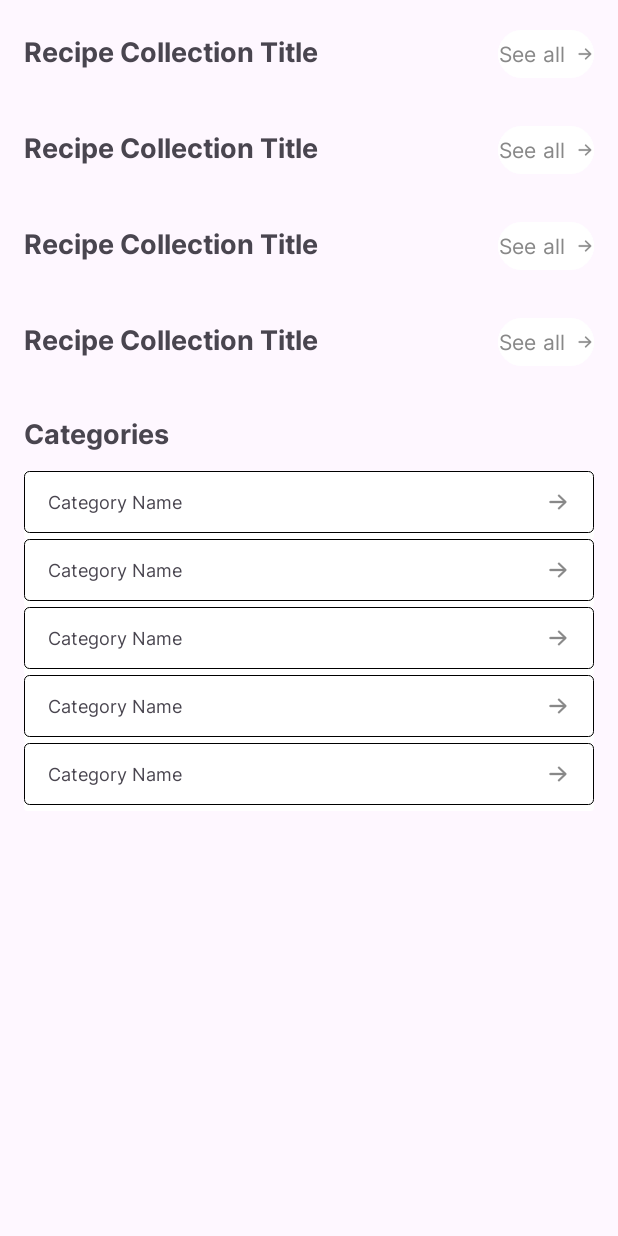
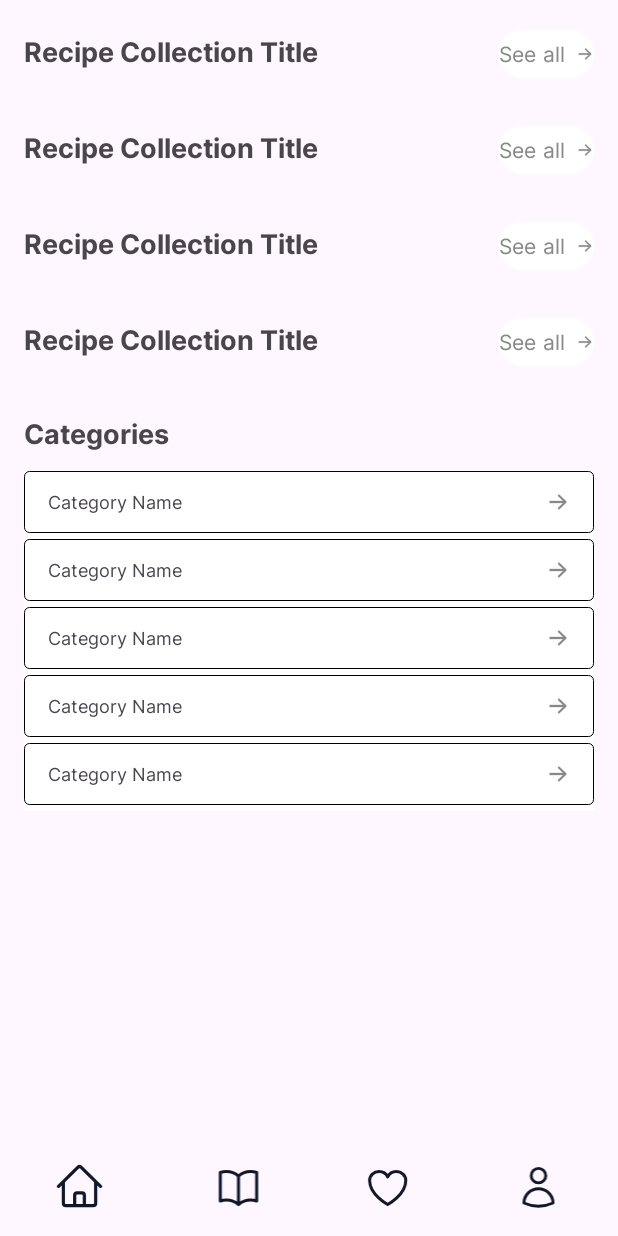
Before and after one commit to CheaFernandez/MOBDEVE_CharCookery, an Android app: the layout activity_main.xml on its own in the app's theme, with its tools: preview values and no code run, on a phone screen of 412 x 824 dp. Run offline under Robolectric (Android 15) with nearby library versions, the phone set to English and light mode, and no system bars.

Commit message:
feat: add menu bar (layout only)

```diff
--- /dev/null
+++ b/app/src/main/java/com/mobdeve/s17/charcookery/components/MenuBar.java
@@ -0,0 +1,24 @@
+package com.mobdeve.s17.charcookery.components;
+
+import android.content.Context;
+import android.util.AttributeSet;
+import android.widget.LinearLayout;
+
+import com.mobdeve.s17.charcookery.R;
+
+public class MenuBar extends LinearLayout {
+    public MenuBar(Context context) {
+        super(context);
+        inflate(getContext(), R.layout.layout_menu, this);
+    }
+
+    public MenuBar(Context context, AttributeSet attrs) {
+        super(context, attrs);
+        inflate(getContext(), R.layout.layout_menu, this);
+    }
+
+    public MenuBar(Context context, AttributeSet attrs, int defStyleAttr) {
+        super(context, attrs, defStyleAttr);
+        inflate(getContext(), R.layout.layout_menu, this);
+    }
+}
--- /dev/null
+++ b/app/src/main/res/drawable/book_outline.xml
@@ -0,0 +1,13 @@
+<vector xmlns:android="http://schemas.android.com/apk/res/android"
+    android:width="33dp"
+    android:height="32dp"
+    android:viewportWidth="33"
+    android:viewportHeight="32">
+  <path
+      android:pathData="M16.5,8.056C14.377,6.155 11.573,5 8.5,5C7.097,5 5.751,5.241 4.5,5.683V24.683C5.751,24.241 7.097,24 8.5,24C11.573,24 14.377,25.155 16.5,27.056M16.5,8.056C18.623,6.155 21.427,5 24.5,5C25.903,5 27.249,5.241 28.5,5.683V24.683C27.249,24.241 25.903,24 24.5,24C21.427,24 18.623,25.155 16.5,27.056M16.5,8.056V27.056"
+      android:strokeLineJoin="round"
+      android:strokeWidth="2"
+      android:fillColor="#00000000"
+      android:strokeColor="#0F172A"
+      android:strokeLineCap="round"/>
+</vector>
--- a/app/src/main/res/drawable/heart_outline.xml
+++ b/app/src/main/res/drawable/heart_outline.xml
@@ -6,7 +6,7 @@
   <path
       android:pathData="M14.227,5.5C14.227,3.843 12.828,2.5 11.102,2.5C9.811,2.5 8.704,3.251 8.227,4.322C7.75,3.251 6.642,2.5 5.352,2.5C3.626,2.5 2.227,3.843 2.227,5.5C2.227,10.314 8.227,13.5 8.227,13.5C8.227,13.5 14.227,10.314 14.227,5.5Z"
       android:strokeLineJoin="round"
-      android:strokeWidth="1.25"
+      android:strokeWidth="1"
       android:fillColor="#00000000"
       android:strokeColor="#0F172A"
       android:strokeLineCap="round"/>
--- /dev/null
+++ b/app/src/main/res/drawable/home_outline.xml
@@ -0,0 +1,13 @@
+<vector xmlns:android="http://schemas.android.com/apk/res/android"
+    android:width="33dp"
+    android:height="30dp"
+    android:viewportWidth="33"
+    android:viewportHeight="30">
+  <path
+      android:pathData="M3.5,14L15.439,2.061C16.025,1.475 16.975,1.475 17.561,2.061L29.5,14M6.5,11V24.5C6.5,25.328 7.172,26 8,26H13.5V19.5C13.5,18.672 14.172,18 15,18H18C18.828,18 19.5,18.672 19.5,19.5V26H25C25.828,26 26.5,25.328 26.5,24.5V11M11.5,26H22.5"
+      android:strokeLineJoin="round"
+      android:strokeWidth="2"
+      android:fillColor="#00000000"
+      android:strokeColor="#0F172A"
+      android:strokeLineCap="round"/>
+</vector>
--- /dev/null
+++ b/app/src/main/res/drawable/top_shadow.xml
@@ -0,0 +1,7 @@
+<?xml version="1.0" encoding="utf-8"?>
+<shape xmlns:android="http://schemas.android.com/apk/res/android">
+    <gradient
+        android:angle="90"
+        android:endColor="#30ffffff"
+        android:startColor="#40000000" />
+</shape>
--- /dev/null
+++ b/app/src/main/res/drawable/user_outline.xml
@@ -0,0 +1,20 @@
+<vector xmlns:android="http://schemas.android.com/apk/res/android"
+    android:width="33dp"
+    android:height="33dp"
+    android:viewportWidth="33"
+    android:viewportHeight="33">
+  <path
+      android:pathData="M21.5,8C21.5,10.761 19.261,13 16.5,13C13.739,13 11.5,10.761 11.5,8C11.5,5.239 13.739,3 16.5,3C19.261,3 21.5,5.239 21.5,8Z"
+      android:strokeLineJoin="round"
+      android:strokeWidth="2"
+      android:fillColor="#00000000"
+      android:strokeColor="#0F172A"
+      android:strokeLineCap="round"/>
+  <path
+      android:pathData="M6.502,26.824C6.595,21.382 11.036,17 16.5,17C21.964,17 26.405,21.383 26.499,26.825C23.455,28.221 20.069,29 16.5,29C12.932,29 9.545,28.221 6.502,26.824Z"
+      android:strokeLineJoin="round"
+      android:strokeWidth="2"
+      android:fillColor="#00000000"
+      android:strokeColor="#0F172A"
+      android:strokeLineCap="round"/>
+</vector>
--- a/app/src/main/res/layout/activity_main.xml
+++ b/app/src/main/res/layout/activity_main.xml
@@ -1,10 +1,18 @@
 <?xml version="1.0" encoding="utf-8"?>
-<ScrollView xmlns:android="http://schemas.android.com/apk/res/android"
+<LinearLayout xmlns:android="http://schemas.android.com/apk/res/android"
     xmlns:app="http://schemas.android.com/apk/res-auto"
     xmlns:tools="http://schemas.android.com/tools"
     android:layout_width="match_parent"
     android:layout_height="match_parent"
+    android:orientation="vertical"
     tools:context=".MainActivity">
+
+    <!-- Insert logo/header here -->
+
+    <ScrollView
+        android:layout_width="match_parent"
+        android:layout_height="wrap_content"
+        android:layout_weight="1">
 
         <LinearLayout
             android:layout_width="match_parent"
@@ -59,5 +67,8 @@
 
             </androidx.recyclerview.widget.RecyclerView>
         </LinearLayout>
+    </ScrollView>
 
-</ScrollView>
+    <include layout="@layout/layout_menu" />
+
+</LinearLayout>
--- /dev/null
+++ b/app/src/main/res/layout/layout_menu.xml
@@ -0,0 +1,36 @@
+<?xml version="1.0" encoding="utf-8"?>
+<LinearLayout xmlns:android="http://schemas.android.com/apk/res/android"
+    android:layout_width="match_parent"
+    android:layout_height="64dp"
+    android:paddingTop="16dp"
+    android:paddingBottom="16dp">
+
+    <ImageView
+        android:id="@+id/menuHome"
+        android:layout_width="wrap_content"
+        android:layout_height="match_parent"
+        android:layout_weight="1"
+        android:src="@drawable/home_outline" />
+
+    <ImageView
+        android:id="@+id/menuRecipes"
+        android:layout_width="wrap_content"
+        android:layout_height="match_parent"
+        android:layout_weight="1"
+        android:src="@drawable/book_outline" />
+
+    <ImageView
+        android:id="@+id/menuFavorites"
+        android:layout_width="wrap_content"
+        android:layout_height="match_parent"
+        android:layout_weight="1"
+        android:src="@drawable/heart_outline" />
+
+    <ImageView
+        android:id="@+id/menuBtnUser"
+        android:layout_width="wrap_content"
+        android:layout_height="match_parent"
+        android:layout_weight="1"
+        android:src="@drawable/user_outline" />
+
+</LinearLayout>
```
Lines whose indentation alone changed are shown as unchanged.
